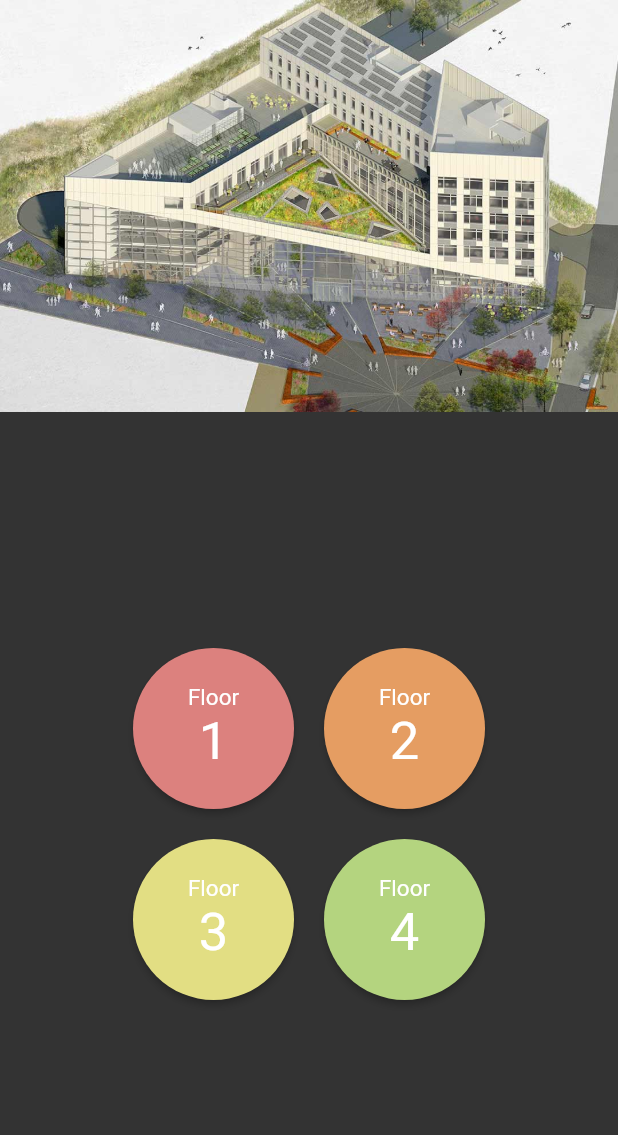
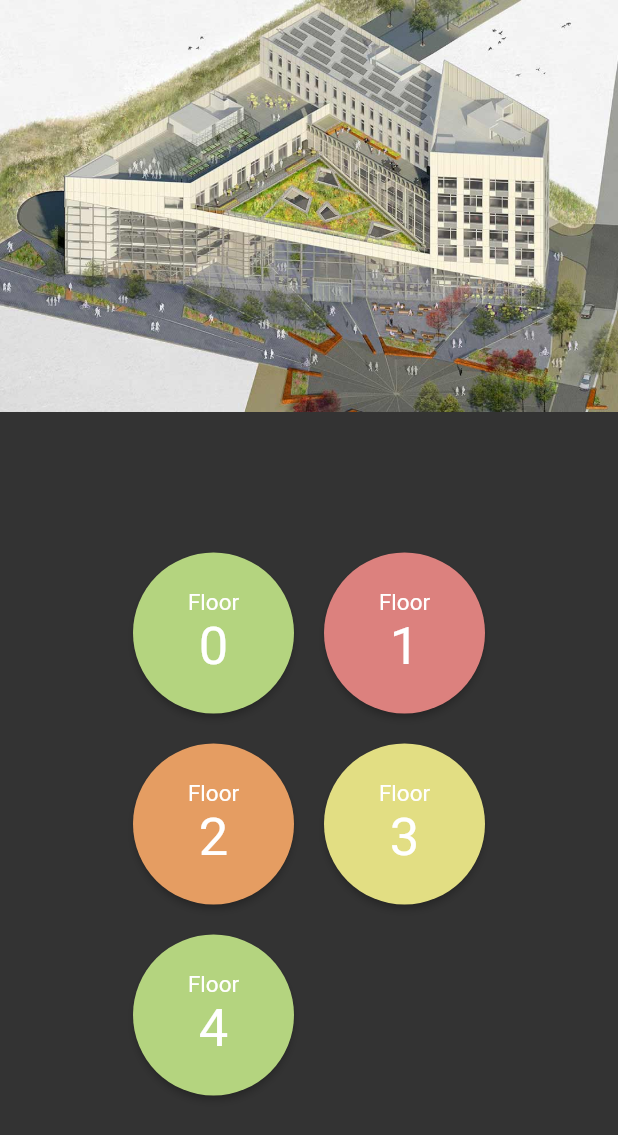
Before and after one commit to alwian/USB-Tour-App, a Flutter app: the ExploreAFloorFragment widget shown alone on an empty page, opened directly, on a phone screen of 412 x 824 dp. Shown: the top 1135 px of the screen. Run offline on Flutter 3.47's test engine with Material 2 defaults, Android fonts, the phone set to English and light mode, and no system bars.

Commit message:
Added button for ground floor

```diff
--- a/lib/fragments/explore_a_floor_fragment.dart
+++ b/lib/fragments/explore_a_floor_fragment.dart
@@ -10,6 +10,7 @@ class _FloorButton {
 
 class ExploreAFloorFragment extends StatelessWidget {
   final _floorButtons = [
+    _FloorButton(0, Color(0xFFB4D47F)),
     _FloorButton(1, Color(0xFFDC817E)),
     _FloorButton(2, Color(0xFFE59D62)),
     _FloorButton(3, Color(0xFFE2DE83)),
```
